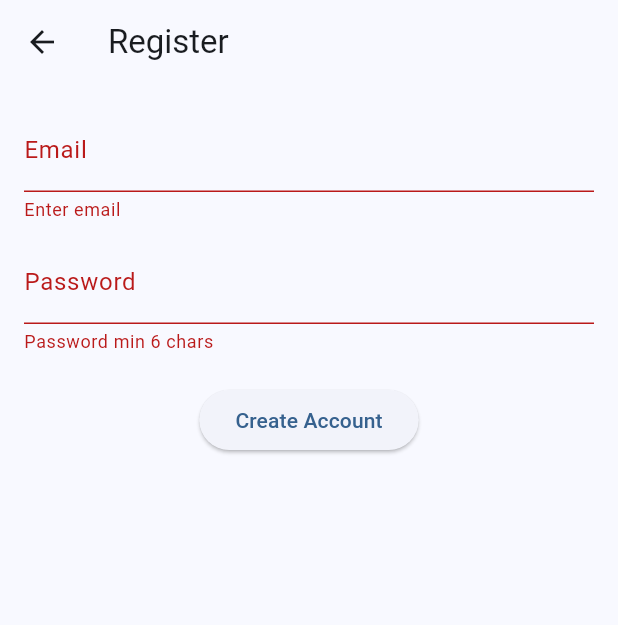
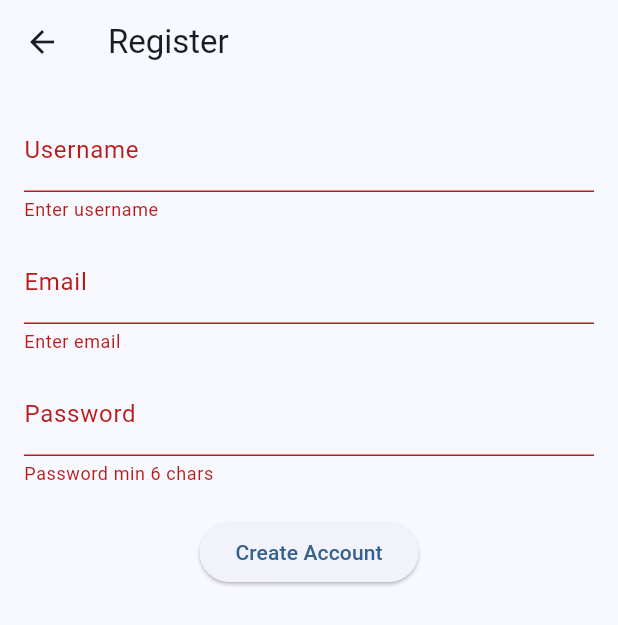
Before and after one commit to Nadamagdy42/Flutter_chat_app_2025, a Flutter app: the RegisterScreen screen opened by its route, after a tap on "Create Account", on a phone screen of 412 x 824 dp. Shown: the top 625 px of the screen. Run offline on Flutter 3.47's test engine with Material 3 defaults, Android fonts, the phone set to English and light mode, and no system bars; our stand-ins replace cloud_firestore, firebase_auth, firebase_core, firebase_database; accounts and stored records are empty.

Commit message:
Add chat functionality with user registration and messaging features

```diff
--- a/lib/main.dart
+++ b/lib/main.dart
@@ -1,7 +1,11 @@
 import 'package:flutter/material.dart';
 import 'package:firebase_core/firebase_core.dart';
 import 'package:firebase_auth/firebase_auth.dart';
+import 'package:cloud_firestore/cloud_firestore.dart';
+
 import 'firebase_options.dart';
+import 'screens/chat_list_screen.dart';
+import 'services/user_service.dart';
 
 Future<void> main() async {
   WidgetsFlutterBinding.ensureInitialized();
@@ -29,25 +33,7 @@ class MyApp extends StatelessWidget {
   }
 }
 
-/// A minimal placeholder home screen.
-///
-/// Teams should replace this with the real auth / navigation flow.
-class PlaceholderHomeScreen extends StatelessWidget {
-  const PlaceholderHomeScreen({super.key});
-
-  @override
-  Widget build(BuildContext context) {
-    return Scaffold(
-      appBar: AppBar(title: const Text('Placeholder Home')),
-      body: const Center(
-        child: Text('Placeholder Home Screen — replace with real home.'),
-      ),
-    );
-  }
-}
-
-/// AuthGate listens to Firebase Auth state and shows the login screen when
-/// unauthenticated, or the placeholder home when signed in.
+//////////// AUTH GATE ////////////
 class AuthGate extends StatelessWidget {
   const AuthGate({super.key});
 
@@ -61,21 +47,17 @@ class AuthGate extends StatelessWidget {
             body: Center(child: CircularProgressIndicator()),
           );
         }
-
-        final user = snapshot.data;
-        if (user == null) {
-          return const LoginScreen();
-        }
-
-        return const PlaceholderHomeScreen();
+        return snapshot.data == null
+            ? const LoginScreen()
+            : ChatListScreen();
       },
     );
   }
 }
 
+//////////// LOGIN SCREEN ////////////
 class LoginScreen extends StatefulWidget {
   const LoginScreen({super.key});
-
   @override
   State<LoginScreen> createState() => _LoginScreenState();
 }
@@ -96,19 +78,15 @@ class _LoginScreenState extends State<LoginScreen> {
   Future<void> _signIn() async {
     if (!_formKey.currentState!.validate()) return;
     setState(() => _loading = true);
+
     try {
       await FirebaseAuth.instance.signInWithEmailAndPassword(
         email: _emailController.text.trim(),
-        password: _passwordController.text,
+        password: _passwordController.text.trim(),
       );
-      // On success, AuthGate will react and show the home screen.
     } on FirebaseAuthException catch (e) {
       ScaffoldMessenger.of(context).showSnackBar(
         SnackBar(content: Text('Sign in failed: ${e.message}')),
-      );
-    } catch (e) {
-      ScaffoldMessenger.of(context).showSnackBar(
-        SnackBar(content: Text('Sign in error: $e')),
       );
     } finally {
       if (mounted) setState(() => _loading = false);
@@ -120,34 +98,34 @@ class _LoginScreenState extends State<LoginScreen> {
     return Scaffold(
       appBar: AppBar(title: const Text('Login')),
       body: Padding(
-        padding: const EdgeInsets.all(16.0),
+        padding: const EdgeInsets.all(16),
         child: Form(
           key: _formKey,
           child: Column(
-            mainAxisSize: MainAxisSize.min,
             children: [
               TextFormField(
                 controller: _emailController,
                 decoration: const InputDecoration(labelText: 'Email'),
-                keyboardType: TextInputType.emailAddress,
-                validator: (v) => (v == null || v.isEmpty) ? 'Enter email' : null,
+                validator: (v) => v!.isEmpty ? 'Enter email' : null,
               ),
               const SizedBox(height: 12),
               TextFormField(
                 controller: _passwordController,
                 decoration: const InputDecoration(labelText: 'Password'),
                 obscureText: true,
-                validator: (v) => (v == null || v.isEmpty) ? 'Enter password' : null,
+                validator: (v) => v!.isEmpty ? 'Enter password' : null,
               ),
               const SizedBox(height: 20),
               ElevatedButton(
                 onPressed: _loading ? null : _signIn,
-                child: _loading ? const CircularProgressIndicator() : const Text('Sign In'),
+                child: _loading
+                    ? const CircularProgressIndicator()
+                    : const Text('Sign In'),
               ),
               const SizedBox(height: 12),
               TextButton(
-                onPressed: () => Navigator.of(context).pushNamed('/register'),
-                child: const Text('Create an account'),
+                onPressed: () => Navigator.pushNamed(context, '/register'),
+                child: const Text("Create an account"),
               ),
             ],
           ),
@@ -157,21 +135,23 @@ class _LoginScreenState extends State<LoginScreen> {
   }
 }
 
+//////////// REGISTER SCREEN ////////////
 class RegisterScreen extends StatefulWidget {
   const RegisterScreen({super.key});
-
   @override
   State<RegisterScreen> createState() => _RegisterScreenState();
 }
 
 class _RegisterScreenState extends State<RegisterScreen> {
   final _formKey = GlobalKey<FormState>();
+  final _usernameController = TextEditingController();
   final _emailController = TextEditingController();
   final _passwordController = TextEditingController();
   bool _loading = false;
 
   @override
   void dispose() {
+    _usernameController.dispose();
     _emailController.dispose();
     _passwordController.dispose();
     super.dispose();
@@ -179,20 +159,51 @@ class _RegisterScreenState extends State<RegisterScreen> {
 
   Future<void> _register() async {
     if (!_formKey.currentState!.validate()) return;
+
     setState(() => _loading = true);
+    final username = _usernameController.text.trim().toLowerCase();
+    final email = _emailController.text.trim();
+
     try {
-      await FirebaseAuth.instance.createUserWithEmailAndPassword(
-        email: _emailController.text.trim(),
-        password: _passwordController.text,
+      // Check username
+      final exists = await FirebaseFirestore.instance
+          .collection('usernames')
+          .doc(username)
+          .get();
+
+      if (exists.exists) {
+        ScaffoldMessenger.of(context).showSnackBar(
+          const SnackBar(content: Text('Username already taken')),
+        );
+        setState(() => _loading = false);
+        return;
+      }
+
+      // Create Firebase Auth User
+      final userCred = await FirebaseAuth.instance
+          .createUserWithEmailAndPassword(
+        email: email,
+        password: _passwordController.text.trim(),
       );
-      Navigator.of(context).pop(); // go back to login; AuthGate will handle state
+
+      // Save profile
+      await UserService().createUserProfile(
+        uid: userCred.user!.uid,
+        email: email,
+        username: username,
+      );
+
+      // 🔥 Auto-login → Navigate directly to chat list
+      if (!mounted) return;
+      Navigator.pushAndRemoveUntil(
+        context,
+        MaterialPageRoute(builder: (_) => ChatListScreen()),
+        (_) => false,
+      );
+
     } on FirebaseAuthException catch (e) {
       ScaffoldMessenger.of(context).showSnackBar(
         SnackBar(content: Text('Registration failed: ${e.message}')),
-      );
-    } catch (e) {
-      ScaffoldMessenger.of(context).showSnackBar(
-        SnackBar(content: Text('Registration error: $e')),
       );
     } finally {
       if (mounted) setState(() => _loading = false);
@@ -204,29 +215,37 @@ class _RegisterScreenState extends State<RegisterScreen> {
     return Scaffold(
       appBar: AppBar(title: const Text('Register')),
       body: Padding(
-        padding: const EdgeInsets.all(16.0),
+        padding: const EdgeInsets.all(16),
         child: Form(
           key: _formKey,
           child: Column(
-            mainAxisSize: MainAxisSize.min,
             children: [
+              TextFormField(
+                controller: _usernameController,
+                decoration: const InputDecoration(labelText: 'Username'),
+                validator: (v) => v!.isEmpty ? 'Enter username' : null,
+              ),
+              const SizedBox(height: 12),
               TextFormField(
                 controller: _emailController,
                 decoration: const InputDecoration(labelText: 'Email'),
-                keyboardType: TextInputType.emailAddress,
-                validator: (v) => (v == null || v.isEmpty) ? 'Enter email' : null,
+                validator: (v) => v!.isEmpty ? 'Enter email' : null,
               ),
               const SizedBox(height: 12),
               TextFormField(
                 controller: _passwordController,
                 decoration: const InputDecoration(labelText: 'Password'),
                 obscureText: true,
-                validator: (v) => (v == null || v.length < 6) ? 'Password min 6 chars' : null,
+                validator: (v) => v!.length < 6
+                    ? 'Password min 6 chars'
+                    : null,
               ),
               const SizedBox(height: 20),
               ElevatedButton(
                 onPressed: _loading ? null : _register,
-                child: _loading ? const CircularProgressIndicator() : const Text('Create Account'),
+                child: _loading
+                    ? const CircularProgressIndicator()
+                    : const Text('Create Account'),
               ),
             ],
           ),
--- a/lib/models/user_model.dart
+++ b/lib/models/user_model.dart
@@ -1,34 +1,27 @@
 class UserModel {
   final String uid;
+  final String username;
   final String email;
-  final String displayName;
 
-  const UserModel({
+  UserModel({
     required this.uid,
+    required this.username,
     required this.email,
-    required this.displayName,
   });
 
   Map<String, dynamic> toMap() {
     return {
+      'uid': uid,
+      'username': username,
       'email': email,
-      'displayName': displayName,
     };
   }
 
   factory UserModel.fromMap(Map<String, dynamic> map, {required String uid}) {
     return UserModel(
       uid: uid,
-      email: map['email'] as String? ?? '',
-      displayName: map['displayName'] as String? ?? '',
-    );
-  }
-
-  UserModel copyWith({String? email, String? displayName}) {
-    return UserModel(
-      uid: uid,
-      email: email ?? this.email,
-      displayName: displayName ?? this.displayName,
+      username: map['username'] ?? '',
+      email: map['email'] ?? '',
     );
   }
 }
--- a/pubspec.yaml
+++ b/pubspec.yaml
@@ -38,6 +38,11 @@ dependencies:
   firebase_auth: ^6.1.2
   cloud_firestore: ^6.1.0
   firebase_database: ^12.1.0
+  uuid: ^3.0.7
+  intl: ^0.20.2
+
+
+
 
 dev_dependencies:
   flutter_test:
```
Also changed, not shown: lib/screens/chat_list_screen.dart (added, +216 -0 lines), lib/screens/chat_screen.dart (added, +160 -0 lines), lib/services/chat_metadata_service.dart (added, +38 -0 lines), lib/services/message_service.dart (added, +30 -0 lines), lib/services/user_service.dart (added, +56 -0 lines), lib/firebase_options.dart, lib/models/chat_model.dart (line endings or trailing spaces), lib/models/message_model.dart (line endings or trailing spaces), lib/services/chat_service.dart (line endings or trailing spaces), pubspec.lock.
